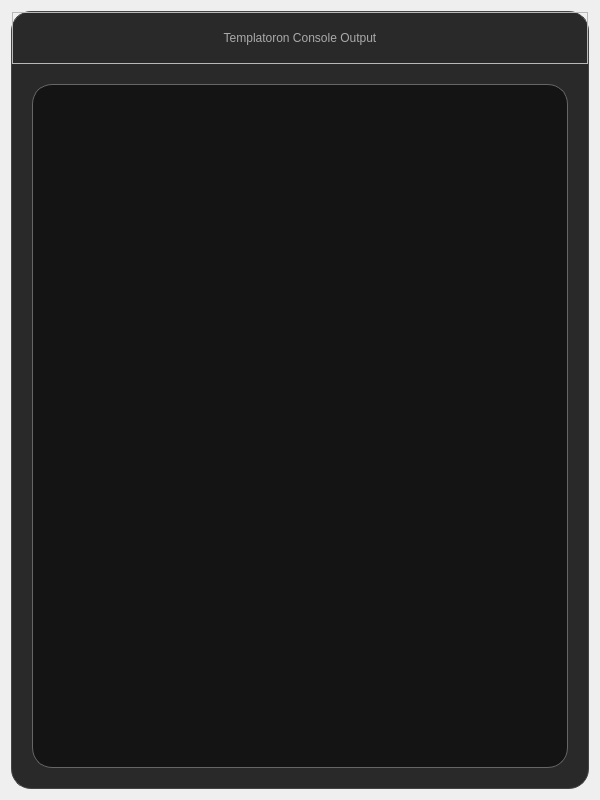
Qt form app/design/console_window.ui (KrazyManJ/templatoron) before a commit.
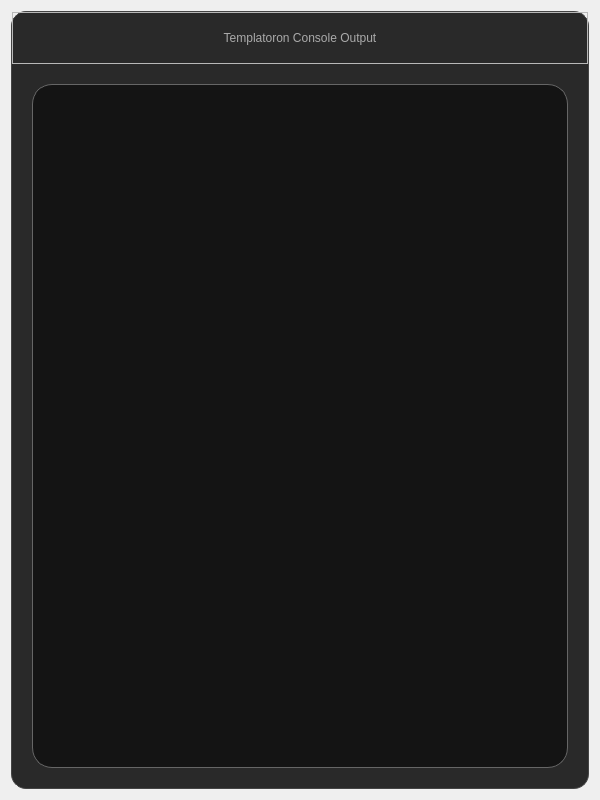
The same form after that commit.

Commit message: Added default variable window, updated abstract class, updated ui designs, refactored code

The edit to the form file:
```diff
--- a/app/design/console_window.ui
+++ b/app/design/console_window.ui
@@ -1,7 +1,7 @@
 <?xml version="1.0" encoding="UTF-8"?>
 <ui version="4.0">
  <class>Dialog</class>
- <widget class="QDialog" name="Dialog">
+ <widget class="QWidget" name="Dialog">
   <property name="geometry">
    <rect>
     <x>0</x>
@@ -17,7 +17,7 @@
    <string notr="true">#Content {
 	background: #292929;
 	border: 1px solid #444;
-	border-radius: 20px;
+	border-radius: 15px;
 }
 #Console {
 	background: #141414;
@@ -34,6 +34,34 @@
 #TitleBarTitle {
 	font: 12pt &quot;Inter&quot;;
 	color: #aaa;
+}
+QScrollBar:vertical{
+	width: 20px;
+	right: 20px;
+	margin: 0px 10px 0px 0;
+	background: transparent;
+	border-radius: 5px;
+}
+QScrollBar::handle:vertical {
+	background: #505050;
+	border-radius: 5px;
+}
+QScrollBar::handle:vertical:hover {
+	background: #5A5A5A;
+}
+QScrollBar::handle:vertical:pressed {
+	background: #6A6A6A;
+}
+QScrollBar::add-line:vertical, QScrollBar::sub-line:vertical
+{
+      border: none;
+      background: none;
+      color: none;
+}
+QScrollBar::add-page:vertical, QScrollBar::sub-page:vertical
+{
+	background: #151515;
+	border-radius:5px;
 }</string>
   </property>
   <layout class="QVBoxLayout" name="verticalLayout">
```
The commit also changes 13 other files.
